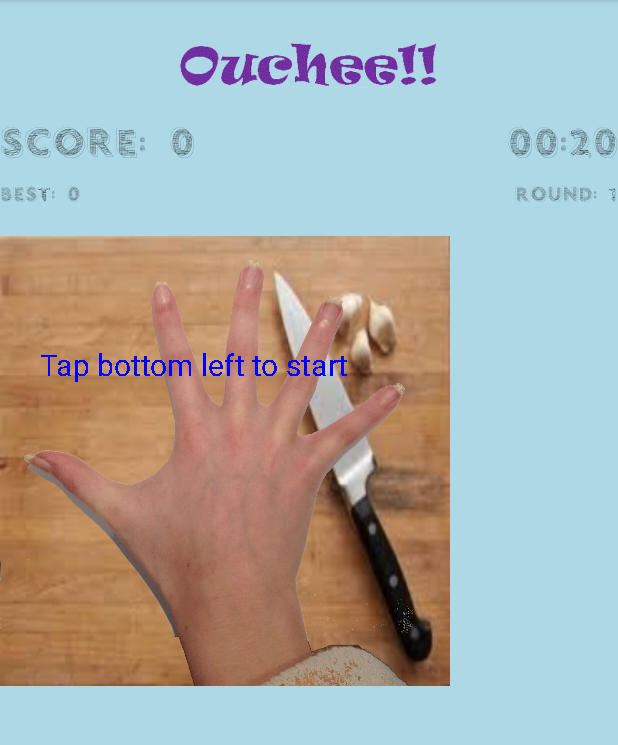
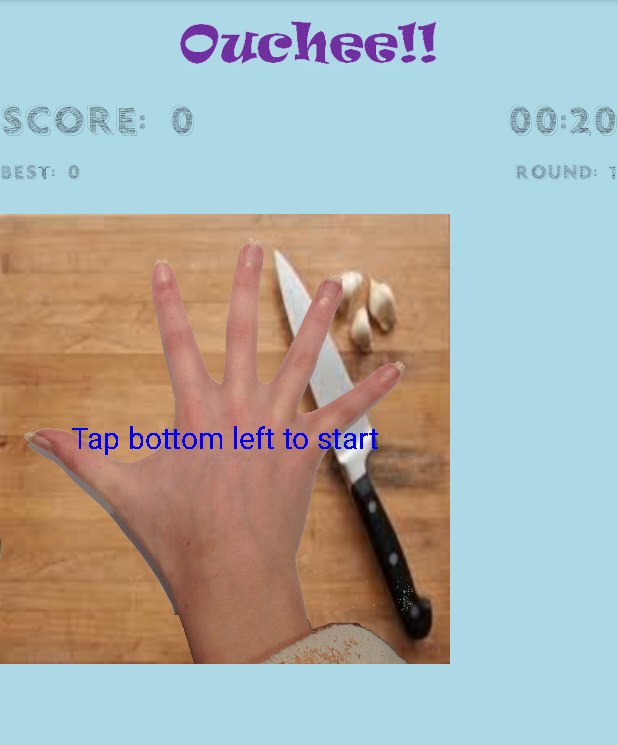
Before and after one commit to russellmyers/Ouchee, an Android app: the screen it shows after launch (MainActivity), on a phone screen of 412 x 824 dp, the part 84-829 px from its top. Run offline under Robolectric (Android 15) with nearby library versions, the phone set to English and light mode, and no system bars; our stand-ins replace AdMob.

Commit message:
Fixed position and size of "Tap bottom left to start" message to cater for different devices

```diff
--- a/app/src/main/java/com/genevol/ouchee/HandImageView.java
+++ b/app/src/main/java/com/genevol/ouchee/HandImageView.java
@@ -74,7 +74,7 @@ public class HandImageView extends ImageView  implements
         System.out.println("Painting content");
         Paint paint  = new Paint(Paint.LINEAR_TEXT_FLAG);
         paint.setColor(Color.RED);
-        paint.setTextSize(30.0F);
+        paint.setTextSize(getContext().getResources().getDimensionPixelSize(R.dimen.tap_text_font_size));                     //(30.0F);
         System.out.println("Drawing text");
        // canvas.drawText("Hello World in custom view", 200, 200, paint);
         //canvas.drawRect(new Rect(0, 0, getWidth(), getHeight()), paint);
@@ -85,7 +85,9 @@ public class HandImageView extends ImageView  implements
 
         if (readyToStart) {
             paint.setColor(Color.BLUE);
-            canvas.drawText("Tap bottom left to start", 40, 140, paint);
+            paint.setTextAlign(Paint.Align.CENTER);
+            canvas.drawText("Tap bottom left to start", canvas.getWidth() / 2,
+                            ((canvas.getHeight() / 2) - ((paint.descent() + paint.ascent()) / 2)), paint);
         }
     }
 
--- a/app/src/main/res/layout/content_main.xml
+++ b/app/src/main/res/layout/content_main.xml
@@ -10,7 +10,7 @@
     android:paddingBottom="@dimen/activity_vertical_margin"
     android:paddingLeft="0dp"
     android:paddingRight="0dp"
-    android:paddingTop="@dimen/activity_vertical_margin"
+    android:paddingTop= "1dp"
     android:background="@color/colorLightBlue"
     app:layout_behavior="@string/appbar_scrolling_view_behavior"
     tools:context="com.genevol.ouchee.MainActivity"
--- a/app/src/main/res/values/dimens.xml
+++ b/app/src/main/res/values/dimens.xml
@@ -3,4 +3,5 @@
     <dimen name="activity_horizontal_margin">16dp</dimen>
     <dimen name="activity_vertical_margin">16dp</dimen>
     <dimen name="fab_margin">16dp</dimen>
+    <dimen name="tap_text_font_size">20sp</dimen>
 </resources>
```
